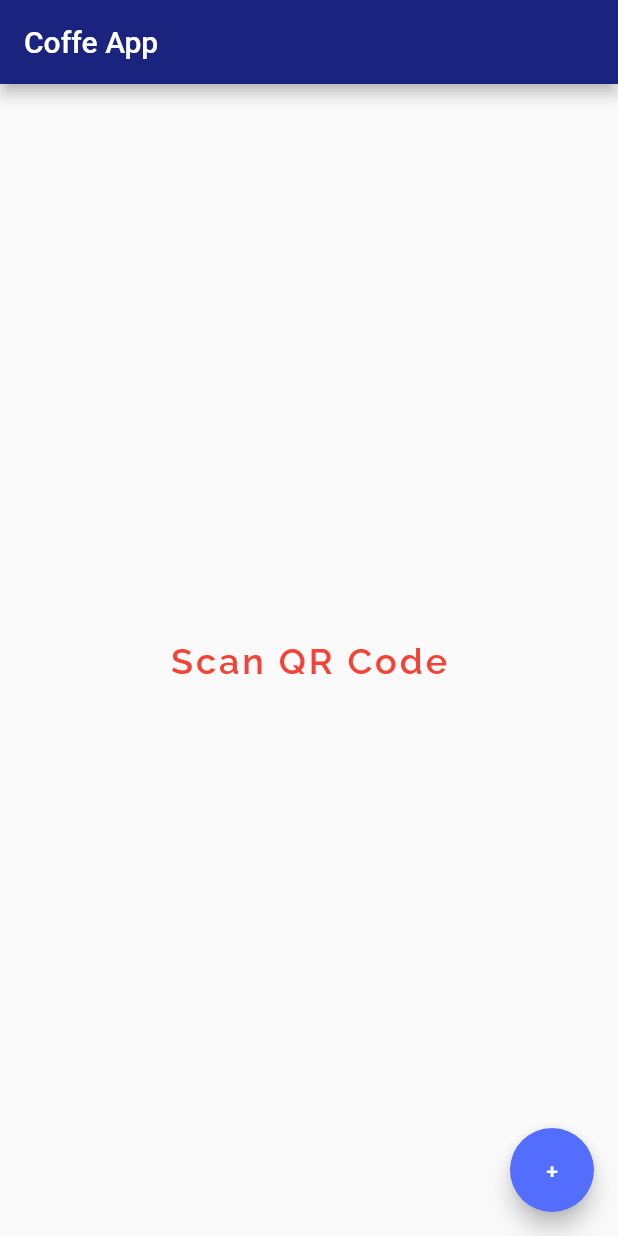
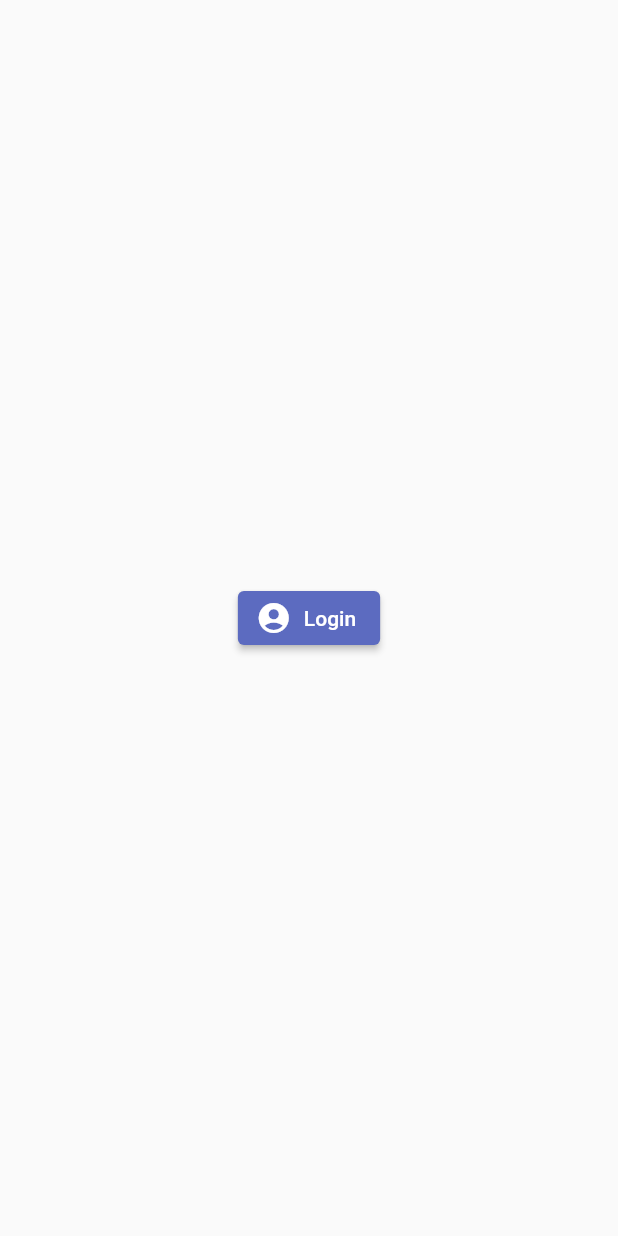
Before and after one commit to Roberth0/mobile, a Flutter app: the screen it shows after launch, on a phone screen of 412 x 824 dp. Run offline on Flutter 3.47's test engine with Material 2 defaults, Android fonts, the phone set to English and light mode, and no system bars.

Commit message:
Buttons and Icons

```diff
--- a/coffeshop/lib/main.dart
+++ b/coffeshop/lib/main.dart
@@ -4,7 +4,7 @@ import 'package:flutter/material.dart';
 
 void main() {
   runApp(MaterialApp(
-    home: UserLogin(),
+    home: Login(),
   ));
 }
 
@@ -14,26 +14,38 @@ class UserLogin extends StatelessWidget {
   @override
   Widget build(BuildContext context) {
     return Scaffold(
-      appBar: AppBar(
-        backgroundColor: Colors.indigo[900], //#16335B,
-        title: Text("Coffe App"),
+        body: //Column(
+            // children: <Widget>[
+            Center(
+      // child: Image.asset("assets/logo.png"),
+      child: Icon(
+        Icons.add_shopping_cart,
+        color: Colors.indigoAccent[400],
       ),
+    )
+        // ],
+        );
+    // );
+  }
+}
+
+class Login extends StatelessWidget {
+  const Login({super.key});
+
+  @override
+  Widget build(BuildContext context) {
+    return Scaffold(
       body: Center(
-        child: Text(
-          "Scan QR Code",
-          style: TextStyle(
-            fontSize: 24,
-            letterSpacing: 2.0,
-            fontWeight: FontWeight.bold,
-            color: Colors.red,
-            fontFamily: 'Raleway',
+        child: ElevatedButton.icon(
+          icon: Icon(Icons.account_circle),
+          label: Text("Login"),
+          onPressed: () {},
+          style: ElevatedButton.styleFrom(
+            backgroundColor: Colors.indigo[400],
           ),
+          // child: Text("Login"),
         ),
-      ),
-      floatingActionButton: FloatingActionButton(
-        onPressed: () => print("clikceck"),
-        backgroundColor: Colors.indigoAccent,
-        child: Text("+"),
+        // child: Image.asset('assets/logo.png'),
       ),
     );
   }
--- a/coffeshop/pubspec.yaml
+++ b/coffeshop/pubspec.yaml
@@ -60,9 +60,8 @@ flutter:
   uses-material-design: true
 
   # To add assets to your application, add an assets section, like this:
-  # assets:
-  #   - images/a_dot_burr.jpeg
-  #   - images/a_dot_ham.jpeg
+  assets:
+    - assets/logo.png
 
   # An image asset can refer to one or more resolution-specific "variants", see
   # https://flutter.dev/assets-and-images/#resolution-aware
```
Also changed, not shown: coffeshop/assets/logo.png (renamed from coffeshop/logo.png).
